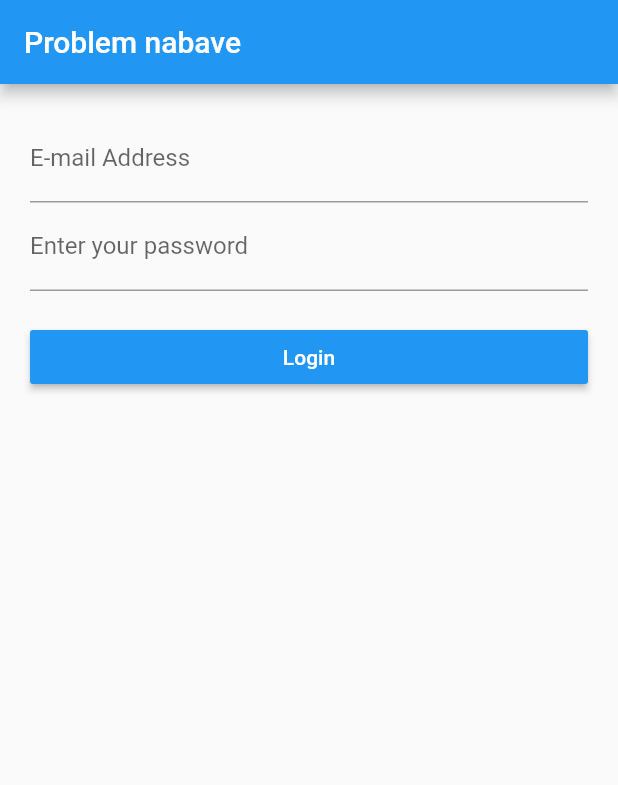
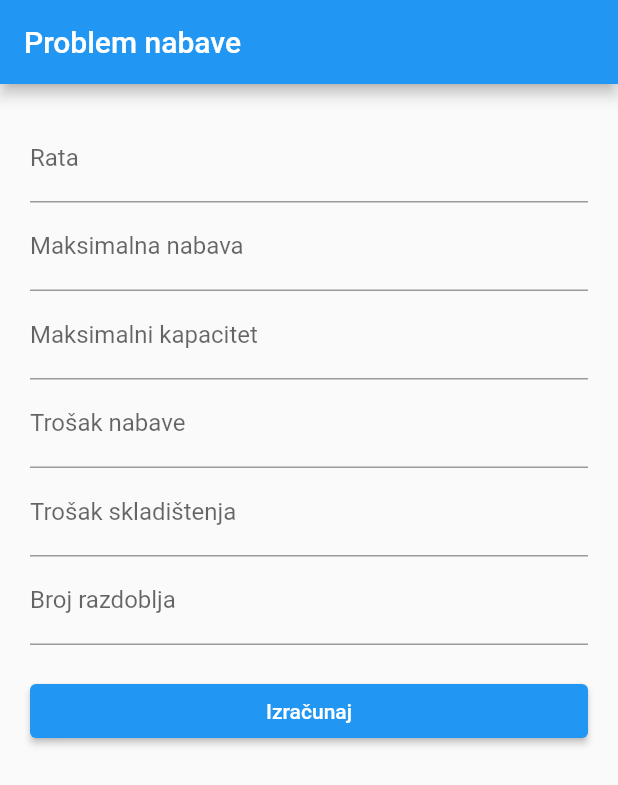
Before and after one commit to Beertija/dinamicko_programiranje, a Flutter app: the screen it shows after launch, on a phone screen of 412 x 824 dp. Shown: the top 785 px of the screen. Run offline on Flutter 3.47's test engine with Material 2 defaults, Android fonts, the phone set to English and light mode, and no system bars.

Commit message:
Added input fields with validations and prepared model for storing variables

```diff
--- /dev/null
+++ b/lib/models/postava_zadatka.dart
@@ -0,0 +1,10 @@
+class PostavaZadatka {
+  int rate;
+  int max_nabava;
+  int trosak_nabave;
+  int max_skladiste;
+  int trosak_skladista;
+  List<double> nabavaRazdoblja;
+
+  PostavaZadatka({required this.rate, required this.max_nabava, required this.trosak_nabave, required this.max_skladiste, required this.trosak_skladista, required this.nabavaRazdoblja});
+}
--- a/lib/screens/enter_variables_screen.dart
+++ b/lib/screens/enter_variables_screen.dart
@@ -15,7 +15,8 @@ class _UnosVarijabliScreenState extends State<UnosVarijabliScreen> {
   Widget build(BuildContext context) {
     return Scaffold(
       appBar: AppBar(
-        title: const Text("Problem nabave", style: TextStyle(color: Colors.white)),
+        title:
+            const Text("Problem nabave", style: TextStyle(color: Colors.white)),
       ),
       body: Container(
           padding: const EdgeInsets.all(20.0),
@@ -24,48 +25,124 @@ class _UnosVarijabliScreenState extends State<UnosVarijabliScreen> {
             child: ListView(
               children: <Widget>[
                 TextFormField(
-                    keyboardType: TextInputType.emailAddress, // Use email input type for emails.
+                  keyboardType: TextInputType.number,
+                  // Use email input type for emails.
                   decoration: const InputDecoration(
-                        hintText: 'you@example.com',
-                        labelText: 'E-mail Address'
-                    ),
-                    // validator: _validateEmail,
+                      hintText: 'broj komada', labelText: 'Rata'),
+                  validator: (value) {
+                    return validateNumber(value);
+                  },
                   // onSaved: (String value) {
                   //   _data.email = value;
                   // }
                 ),
                 TextFormField(
-                    obscureText: true, // Use secure text for passwords.
+                  keyboardType: TextInputType.number,
+                  // Use email input type for emails.
                   decoration: const InputDecoration(
-                        hintText: 'Password',
-                        labelText: 'Enter your password'
+                      hintText: 'broj komada', labelText: 'Maksimalna nabava'),
+                  validator: (value) {
+                    return validateNumber(value);
+                  },
+                  // onSaved: (String value) {
+                  //   _data.email = value;
+                  // }
                 ),
-                    // validator: this._validatePassword,
+                TextFormField(
+                  keyboardType: TextInputType.number,
+                  // Use email input type for emails.
+                  decoration: const InputDecoration(
+                      hintText: 'broj komada',
+                      labelText: 'Maksimalni kapacitet'),
+                  validator: (value) {
+                    return validateNumber(value);
+                  },
+                  // onSaved: (String value) {
+                  //   _data.email = value;
+                  // }
+                ),
+                TextFormField(
+                  keyboardType: TextInputType.number,
+                  // Use email input type for emails.
+                  decoration: const InputDecoration(
+                      hintText: 'broj', labelText: 'Trošak nabave'),
+                  validator: (value) {
+                    return validateNumber(value);
+                  },
+                  // onSaved: (String value) {
+                  //   _data.email = value;
+                  // }
+                ),
+                TextFormField(
+                  keyboardType: TextInputType.number,
+                  // Use email input type for emails.
+                  decoration: const InputDecoration(
+                      hintText: 'broj', labelText: 'Trošak skladištenja'),
+                  validator: (value) {
+                    return validateNumber(value);
+                  },
+                  // onSaved: (String value) {
+                  //   _data.email = value;
+                  // }
+                ),
+                TextFormField(
+                  keyboardType: TextInputType.number,
+                  decoration: const InputDecoration(
+                      hintText: 'primjer: 20 40 20',
+                      labelText: 'Broj razdoblja'),
+                  validator: (value) {
+                    return validateArray(value);
+                  },
                   // onSaved: (double.parse(value)) {
                   //
                   // }
                 ),
                 Container(
                   width: displayWidth(context),
-                  child: RaisedButton(
+                  child: ElevatedButton(
                     child: const Text(
-                      'Login',
-                      style: TextStyle(
-                          color: Colors.white
-                      ),
+                      'Izračunaj',
+                      style: TextStyle(color: Colors.white),
                     ),
                     onPressed: submit,
-                    color: Colors.blue,
                   ),
-                  margin: const EdgeInsets.only(
-                      top: 20.0
-                  ),
+                  margin: const EdgeInsets.only(top: 20.0),
                 )
               ],
             ),
-          )
-      ),
+          )),
     );
+  }
+
+  String? validateArray(String? value) {
+    if (value == null || value.isEmpty) {
+      return "Unesite broj!";
+    } else {
+      List<String> lista = value.split(" ");
+      try {
+        for (String broj in lista) {
+          if (broj != "") {
+            int.parse(broj);
+          }
+        }
+        return null;
+      } catch (FormatException) {
+        return "Unesena stavka nije broj.";
+      }
+    }
+  }
+
+  String? validateNumber(String? value) {
+    if (value == null || value.isEmpty) {
+      return "Unesite broj!";
+    } else {
+      try {
+        int.parse(value);
+        return null;
+      } catch (FormatException) {
+        return "Unesena stavka nije broj.";
+      }
+    }
   }
 
   submit() {
```
Lines whose indentation alone changed are shown as unchanged.
